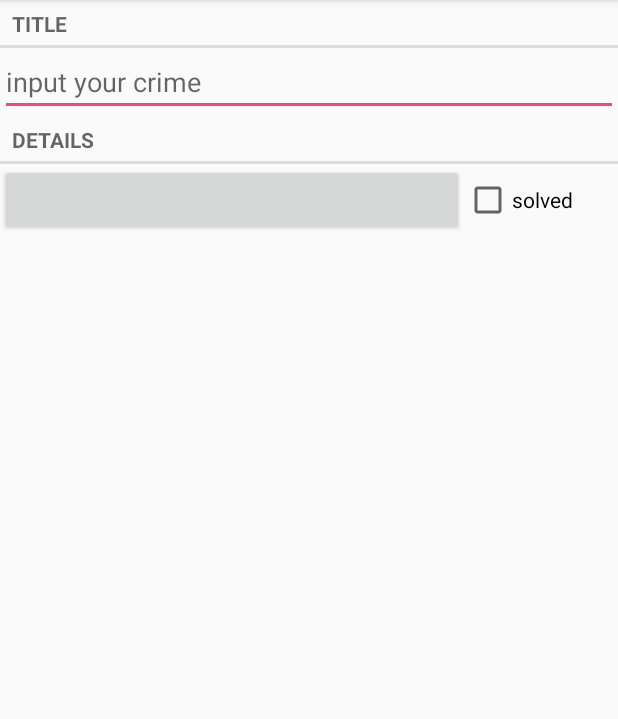
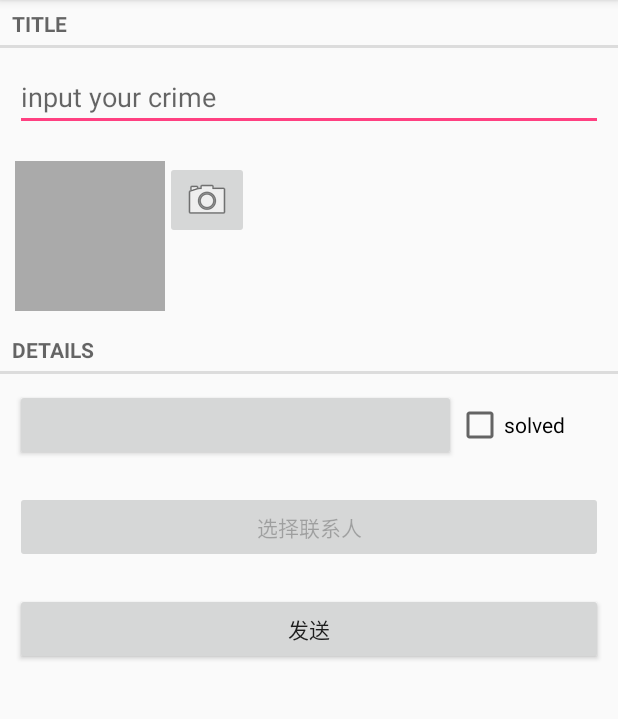
Before and after one commit to ITzhewei/FragmentDemo, an Android app: the CrimeFragment screen opened directly, with no data from a screen before it, on a phone screen of 412 x 824 dp, the part 84-803 px from its top. Run offline under Robolectric (Android 15) with nearby library versions, the phone set to English and light mode, and no system bars; our stand-ins replace ButterKnife; 7 statements that could not run were skipped.

```diff
--- a/app/src/main/AndroidManifest.xml
+++ b/app/src/main/AndroidManifest.xml
@@ -1,6 +1,9 @@
 <?xml version="1.0" encoding="utf-8"?>
 <manifest package="com.example.john.fragmentdemo"
           xmlns:android="http://schemas.android.com/apk/res/android">
+
+    <uses-permission android:name="android.permission.READ_EXTERNAL_STORAGE"/>
+    <uses-permission android:name="android.permission.WRITE_EXTERNAL_STORAGE"/>
 
     <application
         android:allowBackup="true"
--- a/app/src/main/java/com/example/john/fragmentdemo/db/CrimeCursorWrapper.java
+++ b/app/src/main/java/com/example/john/fragmentdemo/db/CrimeCursorWrapper.java
@@ -26,10 +26,12 @@ public class CrimeCursorWrapper extends CursorWrapper {
         String title = getString(getColumnIndex(CrimeDbSchma.CrimeTable.Cols.TITLE));
         long date = getLong(getColumnIndex(CrimeDbSchma.CrimeTable.Cols.DATE));
         int isSolved = getInt(getColumnIndex(CrimeDbSchma.CrimeTable.Cols.SOLVED));
+        String suspect = getString(getColumnIndex(CrimeDbSchma.CrimeTable.Cols.SUSPECT));
         Crime crime = new Crime(UUID.fromString(uuidString));
         crime.setTitle(title);
         crime.setDate(new Date(date));
         crime.setBoolean(isSolved != 0);
+        crime.setSuspect(suspect);
         return crime;
     }
 }
--- a/app/src/main/java/com/example/john/fragmentdemo/db/CrimeDbSchma.java
+++ b/app/src/main/java/com/example/john/fragmentdemo/db/CrimeDbSchma.java
@@ -12,6 +12,7 @@ public class CrimeDbSchma {
             public static final String TITLE = "title";
             public static final String DATE = "date";
             public static final String SOLVED = "solved";
+            public static final String SUSPECT = "suspect";
         }
     }
 }
--- a/app/src/main/java/com/example/john/fragmentdemo/model/CriminallIntent/CrimeFragment.java
+++ b/app/src/main/java/com/example/john/fragmentdemo/model/CriminallIntent/CrimeFragment.java
@@ -2,7 +2,12 @@ package com.example.john.fragmentdemo.model.CriminallIntent;
 
 import android.app.Activity;
 import android.content.Intent;
+import android.content.pm.PackageManager;
+import android.database.Cursor;
+import android.net.Uri;
 import android.os.Bundle;
+import android.provider.ContactsContract;
+import android.provider.MediaStore;
 import android.support.annotation.Nullable;
 import android.support.v4.app.Fragment;
 import android.support.v4.app.FragmentManager;
@@ -15,15 +20,21 @@ import android.widget.Button;
 import android.widget.CheckBox;
 import android.widget.CompoundButton;
 import android.widget.EditText;
+import android.widget.ImageButton;
+import android.widget.ImageView;
 
 import com.example.john.fragmentdemo.R;
 import com.example.john.fragmentdemo.model.date.DatePickerFragment;
 
+import java.io.File;
+import java.text.DateFormat;
+import java.text.SimpleDateFormat;
 import java.util.Date;
 import java.util.UUID;
 
 import butterknife.BindView;
 import butterknife.ButterKnife;
+import butterknife.OnClick;
 
 /**
  * Created by ZheWei on 2016/9/24.
@@ -33,6 +44,8 @@ public class CrimeFragment extends Fragment {
     private static final String DIALOGDATE = "DialogDate";
     private static final String ARG_CRIME_ID = "crime_id";
     private static final int REQUEST_DATE = 0;
+    private static final int REQUEST_CONTENT = 1;
+    private static final int REQUEST_PHOTO = 2;
 
     @BindView(R.id.crime_title)
     EditText mCrimeTitle;
@@ -40,8 +53,19 @@ public class CrimeFragment extends Fragment {
     Button mCrimeDate;
     @BindView(R.id.crime_solved)
     CheckBox mCrimeSolved;
+    @BindView(R.id.btn_choose)
+    Button mBtnChoose;
+    @BindView(R.id.btn_send)
+    Button mBtnSend;
+    @BindView(R.id.iv_photo)
+    ImageView mIvPhoto;
+    @BindView(R.id.ib_camera)
+    ImageButton mIbCamera;
 
     private Crime mCrime;
+    private Intent mPickContent;
+    private File mPhotoFile;
+    private Intent mPhotoIntent;
 
     public static CrimeFragment newInstance(UUID id) {
         Bundle bundle = new Bundle();
@@ -57,7 +81,7 @@ public class CrimeFragment extends Fragment {
         super.onCreate(savedInstanceState);
         UUID id = (UUID) getArguments().getSerializable(ARG_CRIME_ID);
         mCrime = CrimeLab.getCrimeLab(getActivity()).getCrime(id);
-
+        mPhotoFile = CrimeLab.getCrimeLab(getActivity()).getPhotoFile(mCrime);
     }
 
     @Nullable
@@ -83,8 +107,26 @@ public class CrimeFragment extends Fragment {
         if (requestCode == REQUEST_DATE) {
             Date extra = (Date) data.getSerializableExtra(DatePickerFragment.EXTRA_DATE);
             mCrime.setDate(extra);
-            mCrimeDate.setText(mCrime.getDate().toString());
+            setButtonDate();
+        } else if (requestCode == REQUEST_CONTENT && data != null) {
+            Uri contactUri = data.getData();
+            String[] queryFields = {ContactsContract.Contacts.DISPLAY_NAME};
+            Cursor cursor = getActivity().getContentResolver().query(contactUri, queryFields, null, null, null);
+
+            if (cursor.getCount() == 0) {
+                return;
+            }
+            cursor.moveToFirst();
+            String suspect = cursor.getString(0);
+            mCrime.setSuspect(suspect);
+            mBtnChoose.setText(suspect);
         }
+    }
+
+    private void setButtonDate() {
+        DateFormat dateFormat = SimpleDateFormat.getDateTimeInstance();
+        String date = dateFormat.format(mCrime.getDate());
+        mCrimeDate.setText(date);
     }
 
     private void initView(View v) {
@@ -104,7 +146,7 @@ public class CrimeFragment extends Fragment {
 
             }
         });
-        mCrimeDate.setText(mCrime.getDate().toString());
+        setButtonDate();
         mCrimeDate.setOnClickListener(new View.OnClickListener() {
             @Override
             public void onClick(View v) {
@@ -121,6 +163,62 @@ public class CrimeFragment extends Fragment {
             }
         });
         mCrimeSolved.setChecked(mCrime.getBoolean());
+        mBtnChoose.setText(mCrime.getSuspect());
+        //检测系统是否有联系人应用
+        mPickContent = new Intent(Intent.ACTION_PICK, ContactsContract.Contacts.CONTENT_URI);
+        //        mPickContent.addCategory(Intent.CATEGORY_HOME); //验证过滤器
+        PackageManager packageManager = getActivity().getPackageManager();
+        if (packageManager.resolveActivity(mPickContent, PackageManager.MATCH_DEFAULT_ONLY) == null) {
+            mBtnChoose.setEnabled(false);
+        }
+        //检测系统中是否有照相机应用
+        mPhotoIntent = new Intent(MediaStore.ACTION_IMAGE_CAPTURE);
+        if (mPhotoFile == null || mPhotoIntent.resolveActivity(packageManager) == null) {
+            mIbCamera.setEnabled(false);
+        } else {//添加使用文件系统储存照片,这样可以获得全尺寸的照片
+            Uri uri = Uri.fromFile(mPhotoFile);
+            mPhotoIntent.putExtra(MediaStore.EXTRA_OUTPUT, uri);
+        }
+    }
+
+
+    @OnClick({R.id.btn_choose, R.id.btn_send})
+    public void onClick(View view) {
+        switch (view.getId()) {
+            case R.id.btn_choose:
+                //打开选择联系人的应用
+                startActivityForResult(mPickContent, REQUEST_CONTENT);
+                break;
+            case R.id.btn_send:
+                //打开应用并分享这条消息
+                Intent intent = new Intent(Intent.ACTION_SEND);
+                intent.setType("text/plain");
+                intent.putExtra(Intent.EXTRA_TEXT, getCrimeReport());
+                intent.putExtra(Intent.EXTRA_SUBJECT, "Crime Report");
+                intent = Intent.createChooser(intent, "Send crime report via");
+                startActivity(intent);
+                break;
+        }
+    }
+
+    @OnClick(R.id.ib_camera)
+    public void onClick() {
+        startActivityForResult(mPhotoIntent, REQUEST_PHOTO);
+    }
+
+    //向外部应用发送的文体
+    private String getCrimeReport() {
+        String solvedString = null;
+        solvedString = mCrime.getBoolean() ? "the case is solved" : "the case is not solved";
+        String dataformat = "EEE,MMM dd";
+        CharSequence dateString = android.text.format.DateFormat.format(dataformat, mCrime.getDate());
+        String suspect = mCrime.getSuspect();
+        if (suspect == null) {
+            suspect = "there is no suspect";
+        } else {
+            suspect = "the suspect is " + suspect;
+        }
+        return mCrime.getTitle() + dateString + solvedString + suspect;
     }
 
 
--- a/app/src/main/java/com/example/john/fragmentdemo/model/CriminallIntent/CrimeLab.java
+++ b/app/src/main/java/com/example/john/fragmentdemo/model/CriminallIntent/CrimeLab.java
@@ -4,11 +4,13 @@ import android.content.ContentValues;
 import android.content.Context;
 import android.database.Cursor;
 import android.database.sqlite.SQLiteDatabase;
+import android.os.Environment;
 
 import com.example.john.fragmentdemo.db.CrimeBaseHelpter;
 import com.example.john.fragmentdemo.db.CrimeCursorWrapper;
 import com.example.john.fragmentdemo.db.CrimeDbSchma;
 
+import java.io.File;
 import java.util.ArrayList;
 import java.util.List;
 import java.util.UUID;
@@ -35,6 +37,7 @@ public class CrimeLab {
         return crimeLab;
     }
 
+    //得到记录列表
     public List<Crime> getCrimeList() {
         List<Crime> crimeList = new ArrayList<>();
         CrimeCursorWrapper wrapper = queryCrimes(null, null);
@@ -50,6 +53,7 @@ public class CrimeLab {
         return crimeList;
     }
 
+    //根据id得到 记录
     public Crime getCrime(UUID uuid) {
         CrimeCursorWrapper wrapper = queryCrimes(CrimeDbSchma.CrimeTable.Cols.UUID + " = ? ", new String[]{uuid.toString()});
         try {
@@ -64,11 +68,13 @@ public class CrimeLab {
     }
 
 
+    //添加记录
     public void addCrime(Crime c) {
         ContentValues values = getContentValues(c);
         mDatabase.insert(CrimeDbSchma.CrimeTable.NAME, null, values);
     }
 
+    //更新记录
     public void upDateCrime(Crime c) {
         ContentValues values = getContentValues(c);
         mDatabase.update(CrimeDbSchma.CrimeTable.NAME, values, CrimeDbSchma.CrimeTable.Cols.UUID + " = ?" +
@@ -82,6 +88,7 @@ public class CrimeLab {
         values.put(CrimeDbSchma.CrimeTable.Cols.TITLE, c.getTitle());
         values.put(CrimeDbSchma.CrimeTable.Cols.DATE, c.getDate().getTime());
         values.put(CrimeDbSchma.CrimeTable.Cols.SOLVED, c.getBoolean() ? 1 : 0);
+        values.put(CrimeDbSchma.CrimeTable.Cols.SUSPECT, c.getSuspect());
         return values;
     }
 
@@ -93,4 +100,13 @@ public class CrimeLab {
         );
         return new CrimeCursorWrapper(cursor);
     }
+
+    //定位图片文件
+    public File getPhotoFile(Crime crime) {
+        File externalFilesDir = mContext.getExternalFilesDir(Environment.DIRECTORY_PICTURES);
+        if (externalFilesDir == null) {
+            return null;
+        }
+        return new File(externalFilesDir, crime.getPhotoFileName());
+    }
 }
--- a/app/src/main/res/layout/fragment_crime.xml
+++ b/app/src/main/res/layout/fragment_crime.xml
@@ -14,7 +14,28 @@
         android:id="@+id/crime_title"
         android:layout_width="match_parent"
         android:layout_height="wrap_content"
+        android:layout_margin="10dp"
         android:hint="@string/crime_title_hint"/>
+
+    <LinearLayout
+        android:layout_width="match_parent"
+        android:layout_height="wrap_content"
+        android:orientation="horizontal"
+        android:padding="10dp">
+
+        <ImageView
+            android:id="@+id/iv_photo"
+            android:layout_width="100dp"
+            android:layout_height="100dp"
+            android:background="@android:color/darker_gray"
+            android:scaleType="centerInside"/>
+
+        <ImageButton
+            android:id="@+id/ib_camera"
+            android:src="@android:drawable/ic_menu_camera"
+            android:layout_width="wrap_content"
+            android:layout_height="wrap_content"/>
+    </LinearLayout>
 
     <TextView
         style="?android:listSeparatorTextViewStyle"
@@ -24,7 +45,8 @@
 
     <LinearLayout
         android:layout_width="match_parent"
-        android:layout_height="match_parent"
+        android:layout_height="wrap_content"
+        android:layout_margin="10dp"
         android:orientation="horizontal">
 
         <Button
@@ -41,4 +63,18 @@
             android:text="solved"/>
     </LinearLayout>
 
+    <Button
+        android:id="@+id/btn_choose"
+        android:layout_width="match_parent"
+        android:layout_height="wrap_content"
+        android:layout_margin="10dp"
+        android:text="选择联系人"/>
+
+    <Button
+        android:id="@+id/btn_send"
+        android:layout_width="match_parent"
+        android:layout_height="wrap_content"
+        android:layout_margin="10dp"
+        android:text="发送"/>
+
 </LinearLayout>
```
Also changed, not shown: app/src/main/java/com/example/john/fragmentdemo/db/CrimeBaseHelpter.java (+5 -4 lines), app/src/main/java/com/example/john/fragmentdemo/model/CriminallIntent/Crime.java (+15 -1 lines), app/src/main/java/com/example/john/fragmentdemo/model/CriminallIntent/CrimeListFragment.java (+10 -2 lines).
